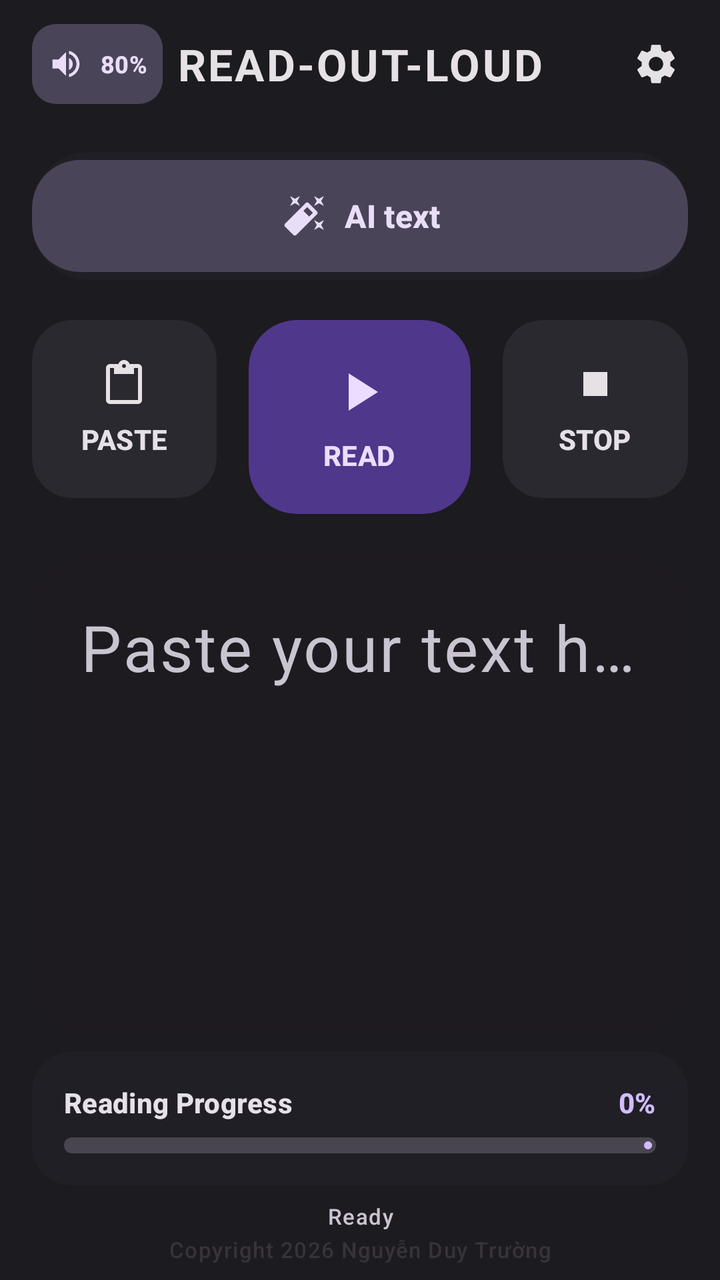
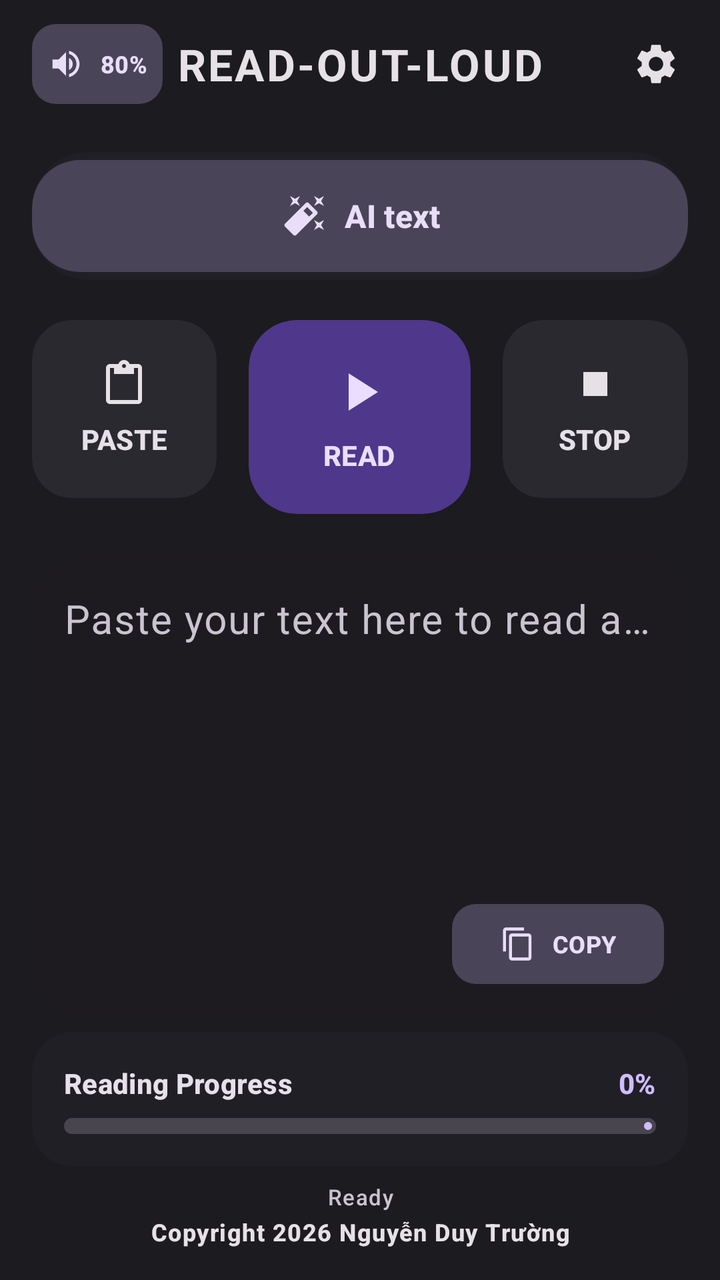

Two renders of the same Android screen: before a commit and after it. Below are the layout's source before the change and the commit's diff.
<!-- AndroidManifest.xml: application theme Theme.ReadOutLoud -->
<!-- res/layout/activity_main.xml -->
<?xml version="1.0" encoding="utf-8"?>
<FrameLayout xmlns:android="http://schemas.android.com/apk/res/android"
    xmlns:app="http://schemas.android.com/apk/res-auto"
    xmlns:tools="http://schemas.android.com/tools"
    android:layout_width="match_parent"
    android:layout_height="match_parent"
    android:background="?attr/colorSurface"
    android:fitsSystemWindows="true"
    tools:context=".MainActivity">

    <LinearLayout
        android:layout_width="match_parent"
        android:layout_height="match_parent"
        android:orientation="vertical">

        
        <com.google.android.material.appbar.MaterialToolbar
            android:id="@+id/toolbar"
            android:layout_width="match_parent"
            android:layout_height="?attr/actionBarSize"
            android:background="?attr/colorSurface"
            app:elevation="0dp">

            
            <com.google.android.material.button.MaterialButton
                android:id="@+id/volumeButton"
                style="@style/Widget.Material3.Button.TonalButton"
                android:layout_width="wrap_content"
                android:layout_height="wrap_content"
                android:layout_gravity="start|center_vertical"
                android:layout_marginStart="8dp"
                android:minWidth="48dp"
                android:padding="8dp"
                android:text="80%"
                android:textSize="12sp"
                android:textStyle="bold"
                app:cornerRadius="12dp"
                app:icon="@drawable/ic_volume_up"
                app:iconSize="18dp"
                app:iconGravity="textStart" />

            
            <TextView
                android:id="@+id/toolbarTitle"
                android:layout_width="wrap_content"
                android:layout_height="wrap_content"
                android:layout_gravity="center"
                android:text="READ-OUT-LOUD"
                android:textAppearance="@style/TextAppearance.Material3.TitleLarge"
                android:textColor="?attr/colorOnSurface"
                android:textStyle="bold"
                android:letterSpacing="0.05" />

            
            <ImageButton
                android:id="@+id/settingsButton"
                android:layout_width="48dp"
                android:layout_height="48dp"
                android:layout_gravity="end|center_vertical"
                android:layout_marginEnd="8dp"
                android:background="?attr/selectableItemBackgroundBorderless"
                android:src="@drawable/ic_settings"
                app:tint="?attr/colorOnSurface" />
        </com.google.android.material.appbar.MaterialToolbar>

        
        <com.google.android.material.card.MaterialCardView
            android:layout_width="match_parent"
            android:layout_height="wrap_content"
            android:layout_marginStart="16dp"
            android:layout_marginTop="12dp"
            android:layout_marginEnd="16dp"
            app:cardBackgroundColor="?attr/colorSurfaceContainer"
            app:cardCornerRadius="28dp"
            app:strokeWidth="0dp">

            <com.google.android.material.button.MaterialButton
                android:id="@+id/aiTextButton"
                style="@style/Widget.Material3.Button.TonalButton"
                android:layout_width="match_parent"
                android:layout_height="64dp"
                android:text="AI text"
                android:textSize="16sp"
                android:textStyle="bold"
                app:icon="@drawable/ic_auto_fix"
                app:iconGravity="textStart"
                app:iconSize="24dp"
                app:cornerRadius="24dp" />
        </com.google.android.material.card.MaterialCardView>

        
        <LinearLayout
            android:layout_width="match_parent"
            android:layout_height="wrap_content"
            android:layout_marginStart="8dp"
            android:layout_marginTop="12dp"
            android:layout_marginEnd="8dp"
            android:orientation="horizontal">

            
            <com.google.android.material.card.MaterialCardView
                android:id="@+id/pasteCard"
                style="?attr/materialCardViewFilledStyle"
                android:layout_width="0dp"
                android:layout_height="wrap_content"
                android:layout_margin="8dp"
                android:layout_weight="1"
                app:cardBackgroundColor="?attr/colorSurfaceContainerHigh"
                app:cardCornerRadius="20dp"
                app:strokeWidth="0dp">

                <LinearLayout
                    android:layout_width="match_parent"
                    android:layout_height="wrap_content"
                    android:gravity="center"
                    android:orientation="vertical"
                    android:padding="20dp">

                    <ImageView
                        android:layout_width="24dp"
                        android:layout_height="24dp"
                        android:src="@drawable/ic_paste"
                        app:tint="?attr/colorOnSurface" />

                    <TextView
                        android:layout_width="wrap_content"
                        android:layout_height="wrap_content"
                        android:layout_marginTop="6dp"
                        android:text="PASTE"
                        android:textAppearance="@style/TextAppearance.Material3.LabelLarge"
                        android:textStyle="bold" />
                </LinearLayout>
            </com.google.android.material.card.MaterialCardView>

            
            <com.google.android.material.card.MaterialCardView
                android:id="@+id/readCard"
                style="?attr/materialCardViewFilledStyle"
                android:layout_width="0dp"
                android:layout_height="wrap_content"
                android:layout_margin="8dp"
                android:layout_weight="1.2"
                app:cardBackgroundColor="?attr/colorPrimaryContainer"
                app:cardCornerRadius="24dp"
                app:strokeWidth="0dp">

                <LinearLayout
                    android:layout_width="match_parent"
                    android:layout_height="wrap_content"
                    android:gravity="center"
                    android:orientation="vertical"
                    android:padding="20dp">

                    <ImageView
                        android:layout_width="32dp"
                        android:layout_height="32dp"
                        android:src="@drawable/ic_play_arrow"
                        app:tint="?attr/colorOnPrimaryContainer" />

                    <TextView
                        android:layout_width="wrap_content"
                        android:layout_height="wrap_content"
                        android:layout_marginTop="6dp"
                        android:text="READ"
                        android:textAppearance="@style/TextAppearance.Material3.LabelLarge"
                        android:textColor="?attr/colorOnPrimaryContainer"
                        android:textStyle="bold" />
                </LinearLayout>
            </com.google.android.material.card.MaterialCardView>

            
            <com.google.android.material.card.MaterialCardView
                android:id="@+id/stopCard"
                style="?attr/materialCardViewFilledStyle"
                android:layout_width="0dp"
                android:layout_height="wrap_content"
                android:layout_margin="8dp"
                android:layout_weight="1"
                app:cardBackgroundColor="?attr/colorSurfaceContainerHigh"
                app:cardCornerRadius="20dp"
                app:strokeWidth="0dp">

                <LinearLayout
                    android:layout_width="match_parent"
                    android:layout_height="wrap_content"
                    android:gravity="center"
                    android:orientation="vertical"
                    android:padding="20dp">

                    <ImageView
                        android:layout_width="24dp"
                        android:layout_height="24dp"
                        android:src="@drawable/ic_stop"
                        app:tint="?attr/colorOnSurface" />

                    <TextView
                        android:layout_width="wrap_content"
                        android:layout_height="wrap_content"
                        android:layout_marginTop="6dp"
                        android:text="STOP"
                        android:textAppearance="@style/TextAppearance.Material3.LabelLarge"
                        android:textStyle="bold" />
                </LinearLayout>
            </com.google.android.material.card.MaterialCardView>
        </LinearLayout>

        
        <com.google.android.material.card.MaterialCardView
            android:layout_width="match_parent"
            android:layout_height="0dp"
            android:layout_marginStart="16dp"
            android:layout_marginTop="12dp"
            android:layout_marginEnd="16dp"
            android:layout_marginBottom="8dp"
            android:layout_weight="1"
            app:cardBackgroundColor="?attr/colorSurfaceContainerLow"
            app:cardCornerRadius="28dp"
            app:strokeWidth="0dp">

            <com.google.android.material.textfield.TextInputLayout
                android:layout_width="match_parent"
                android:layout_height="match_parent"
                android:hint="Paste your text here to read aloud..."
                app:boxStrokeWidth="0dp"
                app:boxStrokeWidthFocused="0dp"
                app:hintEnabled="true">

                <com.google.android.material.textfield.TextInputEditText
                    android:id="@+id/editText"
                    android:layout_width="match_parent"
                    android:layout_height="match_parent"
                    android:background="@android:color/transparent"
                    android:gravity="top"
                    android:inputType="textMultiLine"
                    android:padding="24dp"
                    android:scrollbars="vertical"
                    android:textColor="?attr/colorOnSurface"
                    android:textSize="32sp"
                    android:lineSpacingExtra="4dp" />
            </com.google.android.material.textfield.TextInputLayout>
        </com.google.android.material.card.MaterialCardView>

        
        <com.google.android.material.card.MaterialCardView
            android:layout_width="match_parent"
            android:layout_height="wrap_content"
            android:layout_marginStart="16dp"
            android:layout_marginEnd="16dp"
            android:layout_marginBottom="8dp"
            app:cardBackgroundColor="?attr/colorSurfaceContainer"
            app:cardCornerRadius="20dp"
            app:strokeWidth="0dp">

            <LinearLayout
                android:layout_width="match_parent"
                android:layout_height="wrap_content"
                android:orientation="vertical"
                android:padding="16dp">

                <RelativeLayout
                    android:layout_width="match_parent"
                    android:layout_height="wrap_content"
                    android:layout_marginBottom="8dp">

                    <TextView
                        android:id="@+id/readingStatusText"
                        android:layout_width="wrap_content"
                        android:layout_height="wrap_content"
                        android:layout_alignParentStart="true"
                        android:text="Reading Progress"
                        android:textAppearance="@style/TextAppearance.Material3.LabelLarge"
                        android:textStyle="bold" />

                    <TextView
                        android:id="@+id/readingPercentText"
                        android:layout_width="wrap_content"
                        android:layout_height="wrap_content"
                        android:layout_alignParentEnd="true"
                        android:text="0%"
                        android:textAppearance="@style/TextAppearance.Material3.LabelLarge"
                        android:textColor="?attr/colorPrimary"
                        android:textStyle="bold" />
                </RelativeLayout>

                <com.google.android.material.progressindicator.LinearProgressIndicator
                    android:id="@+id/readingProgressBar"
                    android:layout_width="match_parent"
                    android:layout_height="wrap_content"
                    android:progress="0"
                    app:indicatorColor="?attr/colorPrimary"
                    app:trackColor="?attr/colorSurfaceVariant"
                    app:trackCornerRadius="4dp"
                    app:trackThickness="8dp" />
            </LinearLayout>
        </com.google.android.material.card.MaterialCardView>

        
        <LinearLayout
            android:layout_width="match_parent"
            android:layout_height="wrap_content"
            android:orientation="vertical"
            android:paddingBottom="8dp">

            <TextView
                android:id="@+id/statusText"
                android:layout_width="match_parent"
                android:layout_height="wrap_content"
                android:gravity="center"
                android:text="Ready"
                android:textAppearance="@style/TextAppearance.Material3.LabelSmall"
                android:textColor="?attr/colorOnSurfaceVariant" />

            <TextView
                android:layout_width="match_parent"
                android:layout_height="wrap_content"
                android:layout_marginTop="2dp"
                android:gravity="center"
                android:text="Copyright 2026 Nguyễn Duy Trường"
                android:textAppearance="@style/TextAppearance.Material3.LabelSmall"
                android:textColor="?attr/colorOutlineVariant"
                android:alpha="0.6" />
        </LinearLayout>
    </LinearLayout>

    
    <FrameLayout
        android:id="@+id/loadingOverlay"
        android:layout_width="match_parent"
        android:layout_height="match_parent"
        android:background="#AA000000"
        android:clickable="true"
        android:focusable="true"
        android:visibility="gone">

        <com.google.android.material.card.MaterialCardView
            android:layout_width="wrap_content"
            android:layout_height="wrap_content"
            android:layout_gravity="center"
            app:cardBackgroundColor="?attr/colorSurfaceContainerHigh"
            app:cardCornerRadius="28dp"
            app:cardElevation="8dp">

            <LinearLayout
                android:layout_width="wrap_content"
                android:layout_height="wrap_content"
                android:gravity="center"
                android:orientation="vertical"
                android:padding="32dp">

                <com.google.android.material.progressindicator.CircularProgressIndicator
                    android:layout_width="wrap_content"
                    android:layout_height="wrap_content"
                    android:indeterminate="true"
                    app:indicatorSize="48dp"
                    app:trackThickness="4dp" />

                <TextView
                    android:layout_width="wrap_content"
                    android:layout_height="wrap_content"
                    android:layout_marginTop="24dp"
                    android:text="Gemini đang xử lý..."
                    android:textAppearance="@style/TextAppearance.Material3.BodyLarge"
                    android:textStyle="bold" />
            </LinearLayout>
        </com.google.android.material.card.MaterialCardView>
    </FrameLayout>

</FrameLayout>
<!-- resources referenced by this layout -->
<resources>
  <!-- drawable ic_auto_fix (drawable) -->
  <vector xmlns:android="http://schemas.android.com/apk/res/android"
      android:width="24dp"
      android:height="24dp"
      android:viewportWidth="24"
      android:viewportHeight="24">
      <path
          android:fillColor="@android:color/white"
          android:pathData="M7.5,5.6L10,7L8.6,4.5L10,2L7.5,3.4L5,2L6.4,4.5L5,7L7.5,5.6ZM19.5,15.4L17,14L18.4,16.5L17,19L19.5,17.6L22,19L20.6,16.5L22,14L19.5,15.4ZM22,2L19.5,3.4L17,2L18.4,4.5L17,7L19.5,5.6L22,7L20.6,4.5L22,2ZM14.3,5.49C13.91,5.1 13.28,5.1 12.89,5.49L2.5,15.88C2.11,16.27 2.11,16.9 2.5,17.29L6.71,21.5C7.1,21.89 7.73,21.89 8.12,21.5L18.5,11.11C18.89,10.72 18.89,10.09 18.5,9.7L14.3,5.49ZM14.59,12.29L11.71,9.41L13.59,7.53L16.47,10.41L14.59,12.29Z" />
  </vector>
  <!-- drawable ic_paste (drawable) -->
  <vector xmlns:android="http://schemas.android.com/apk/res/android"
      android:width="24dp"
      android:height="24dp"
      android:viewportWidth="24.0"
      android:viewportHeight="24.0"
      android:tint="?attr/colorControlNormal">
      <path
          android:fillColor="@android:color/white"
          android:pathData="M19,2h-4.18C14.4,0.84 13.3,0 12,0S9.6,0.84 9.18,2H5c-1.1,0 -2,0.9 -2,2v16c0,1.1 0.9,2 2,2h14c1.1,0 2,-0.9 2,-2V4c0,-1.1 -0.9,-2 -2,-2zM12,2c0.55,0 1,0.45 1,1s-0.45,1 -1,1 -1,-0.45 -1,-1 0.45,-1 1,-1zM19,20H5V4h2v3h10V4h2v16z"/>
  </vector>
  <!-- drawable ic_play_arrow (drawable) -->
  <vector xmlns:android="http://schemas.android.com/apk/res/android"
      android:width="24dp"
      android:height="24dp"
      android:viewportWidth="24"
      android:viewportHeight="24"
      android:tint="?attr/colorControlNormal">
      <path
          android:fillColor="@android:color/white"
          android:pathData="M8,5v14l11,-7z"/>
  </vector>
  <!-- drawable ic_stop (drawable) -->
  <vector xmlns:android="http://schemas.android.com/apk/res/android"
      android:width="24dp"
      android:height="24dp"
      android:viewportWidth="24"
      android:viewportHeight="24"
      android:tint="?attr/colorControlNormal">
      <path
          android:fillColor="@android:color/white"
          android:pathData="M6,6h12v12H6z"/>
  </vector>
  <!-- drawable ic_volume_up (drawable) -->
  <vector xmlns:android="http://schemas.android.com/apk/res/android"
      android:width="24dp"
      android:height="24dp"
      android:viewportWidth="24.0"
      android:viewportHeight="24.0"
      android:tint="?attr/colorControlNormal">
      <path
          android:fillColor="@android:color/white"
          android:pathData="M3,9v6h4l5,5V4L7,9H3zm13.5,3c0,-1.77 -1.02,-3.29 -2.5,-4.03v8.05c1.48,-0.73 2.5,-2.25 2.5,-4.02zM14,3.23v2.06c2.89,0.86 5,3.54 5,6.71s-2.11,5.85 -5,6.71v2.06c4.01,-0.91 7,-4.49 7,-8.77s-2.99,-7.86 -7,-8.77z"/>
  </vector>
  <style name="Theme.ReadOutLoud" parent="Base.Theme.ReadOutLoud" />
  <color name="md_theme_dark_primary">#D0BCFF</color>
  <color name="md_theme_dark_onPrimary">#381E72</color>
  <color name="md_theme_dark_primaryContainer">#4F378B</color>
  <color name="md_theme_dark_onPrimaryContainer">#EADDFF</color>
  <color name="md_theme_dark_secondary">#CCC2DC</color>
  <color name="md_theme_dark_onSecondary">#332D41</color>
  <color name="md_theme_dark_surface">#1C1B1F</color>
  <color name="md_theme_dark_onSurface">#E6E1E5</color>
  <color name="md_theme_dark_surfaceVariant">#49454F</color>
  <color name="md_theme_dark_onSurfaceVariant">#CAC4D0</color>
  <!-- unchanged entries left out for length: 2 -->
</resources>

<!-- the commit's change to res/layout/activity_main.xml (unified diff, before → after) -->
@@ -217,27 +217,50 @@
             app:cardCornerRadius="28dp"
             app:strokeWidth="0dp">
 
-            <com.google.android.material.textfield.TextInputLayout
-                android:layout_width="match_parent"
-                android:layout_height="match_parent"
-                android:hint="Paste your text here to read aloud..."
-                app:boxStrokeWidth="0dp"
-                app:boxStrokeWidthFocused="0dp"
-                app:hintEnabled="true">
-
-                <com.google.android.material.textfield.TextInputEditText
-                    android:id="@+id/editText"
+            <FrameLayout
+                android:layout_width="match_parent"
+                android:layout_height="match_parent">
+
+                <com.google.android.material.textfield.TextInputLayout
                     android:layout_width="match_parent"
                     android:layout_height="match_parent"
-                    android:background="@android:color/transparent"
-                    android:gravity="top"
-                    android:inputType="textMultiLine"
-                    android:padding="24dp"
-                    android:scrollbars="vertical"
-                    android:textColor="?attr/colorOnSurface"
-                    android:textSize="32sp"
-                    android:lineSpacingExtra="4dp" />
-            </com.google.android.material.textfield.TextInputLayout>
+                    android:hint="Paste your text here to read aloud..."
+                    app:boxStrokeWidth="0dp"
+                    app:boxStrokeWidthFocused="0dp"
+                    app:hintEnabled="true">
+
+                    <com.google.android.material.textfield.TextInputEditText
+                        android:id="@+id/editText"
+                        android:layout_width="match_parent"
+                        android:layout_height="match_parent"
+                        android:background="@android:color/transparent"
+                        android:gravity="top"
+                        android:inputType="textMultiLine"
+                        android:paddingStart="16dp"
+                        android:paddingTop="16dp"
+                        android:paddingEnd="16dp"
+                        android:paddingBottom="56dp"
+                        android:scrollbars="vertical"
+                        android:textColor="?attr/colorOnSurface"
+                        android:textSize="20sp"
+                        android:lineSpacingExtra="4dp" />
+                </com.google.android.material.textfield.TextInputLayout>
+
+                <com.google.android.material.button.MaterialButton
+                    android:id="@+id/copyTextButton"
+                    style="@style/Widget.Material3.Button.TonalButton"
+                    android:layout_width="wrap_content"
+                    android:layout_height="wrap_content"
+                    android:layout_gravity="bottom|end"
+                    android:layout_margin="12dp"
+                    android:text="COPY"
+                    android:textSize="12sp"
+                    android:textStyle="bold"
+                    app:cornerRadius="12dp"
+                    app:icon="@drawable/ic_content_copy"
+                    app:iconSize="18dp"
+                    app:iconGravity="textStart" />
+            </FrameLayout>
         </com.google.android.material.card.MaterialCardView>
 
         
@@ -299,7 +322,7 @@
             android:layout_width="match_parent"
             android:layout_height="wrap_content"
             android:orientation="vertical"
-            android:paddingBottom="8dp">
+            android:paddingBottom="16dp">
 
             <TextView
                 android:id="@+id/statusText"
@@ -316,9 +339,9 @@
                 android:layout_marginTop="2dp"
                 android:gravity="center"
                 android:text="Copyright 2026 Nguyễn Duy Trường"
-                android:textAppearance="@style/TextAppearance.Material3.LabelSmall"
-                android:textColor="?attr/colorOutlineVariant"
-                android:alpha="0.6" />
+                android:textAppearance="@style/TextAppearance.Material3.LabelMedium"
+                android:textColor="?attr/colorOnSurface"
+                android:textStyle="bold" />
         </LinearLayout>
     </LinearLayout>
 
<!-- resource entries referenced after the edit -->
@@ -9,6 +9,17 @@
       <path
           android:fillColor="@android:color/white"
           android:pathData="M7.5,5.6L10,7L8.6,4.5L10,2L7.5,3.4L5,2L6.4,4.5L5,7L7.5,5.6ZM19.5,15.4L17,14L18.4,16.5L17,19L19.5,17.6L22,19L20.6,16.5L22,14L19.5,15.4ZM22,2L19.5,3.4L17,2L18.4,4.5L17,7L19.5,5.6L22,7L20.6,4.5L22,2ZM14.3,5.49C13.91,5.1 13.28,5.1 12.89,5.49L2.5,15.88C2.11,16.27 2.11,16.9 2.5,17.29L6.71,21.5C7.1,21.89 7.73,21.89 8.12,21.5L18.5,11.11C18.89,10.72 18.89,10.09 18.5,9.7L14.3,5.49ZM14.59,12.29L11.71,9.41L13.59,7.53L16.47,10.41L14.59,12.29Z" />
+  </vector>
+  <!-- drawable ic_content_copy (drawable) -->
+  <vector xmlns:android="http://schemas.android.com/apk/res/android"
+      android:width="24dp"
+      android:height="24dp"
+      android:viewportWidth="24.0"
+      android:viewportHeight="24.0"
+      android:tint="?attr/colorControlNormal">
+      <path
+          android:fillColor="@android:color/white"
+          android:pathData="M16,1H4c-1.1,0 -2,0.9 -2,2v14h2V3h12V1zM19,5H8c-1.1,0 -2,0.9 -2,2v14c0,1.1 0.9,2 2,2h11c1.1,0 2,-0.9 2,-2V7c0,-1.1 -0.9,-2 -2,-2zM19,21H8V7h11v14z"/>
   </vector>
   <!-- drawable ic_paste (drawable) -->
   <vector xmlns:android="http://schemas.android.com/apk/res/android"
